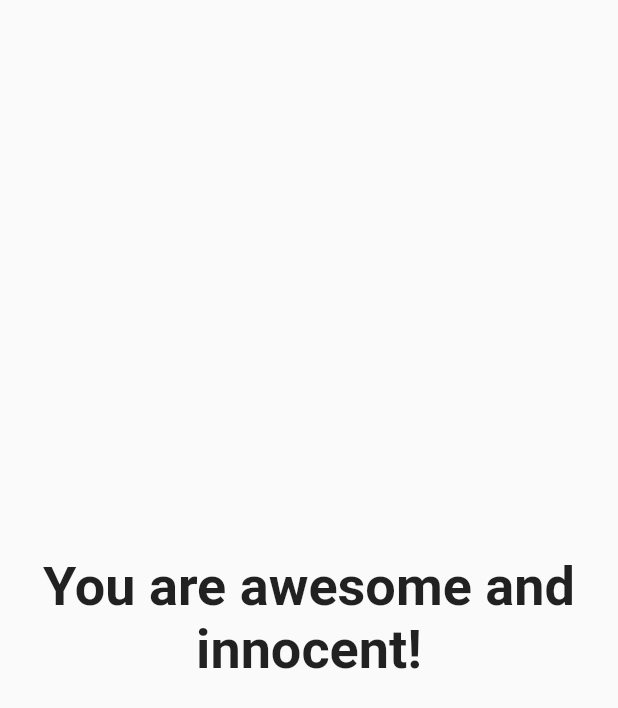
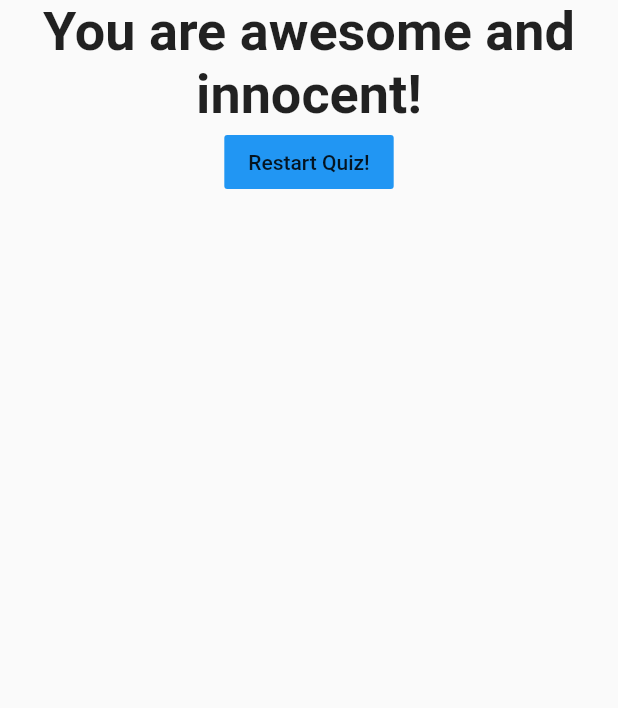
Before and after one commit to Gimhana-Dissanayake/flutter_practise_app, a Flutter app: the Result widget shown alone on an empty page, opened directly with empty values, on a phone screen of 412 x 824 dp. Shown: the top 708 px of the screen. Run offline on Flutter 3.47's test engine with Material 2 defaults, Android fonts, the light colour scheme and no system bars.

Commit message:
54.resetting the quiz

```diff
--- a/lib/result.dart
+++ b/lib/result.dart
@@ -2,8 +2,9 @@ import 'package:flutter/material.dart';
 
 class Result extends StatelessWidget {
   final int resultScore;
+  final VoidCallback restHandler;
 
-  Result(this.resultScore);
+  Result(this.resultScore,this.restHandler);
 
   String get resultPhrase {
     String resultText;
@@ -24,9 +25,15 @@ class Result extends StatelessWidget {
   @override
   Widget build(BuildContext context) {
     return Center(
-      child: Text(resultPhrase,
-          style: TextStyle(fontSize: 36, fontWeight: FontWeight.bold),
-          textAlign: TextAlign.center,),
+      child: Column(
+        children: [
+          Text(resultPhrase,
+              style: TextStyle(fontSize: 36, fontWeight: FontWeight.bold),
+              textAlign: TextAlign.center,),
+          FlatButton(child: Text('Restart Quiz!'), onPressed:restHandler,
+          color:Colors.blue)
+        ],
+      ),
     );
   }
 }
```
Also changed, not shown: lib/main.dart (+11 -1 lines).
